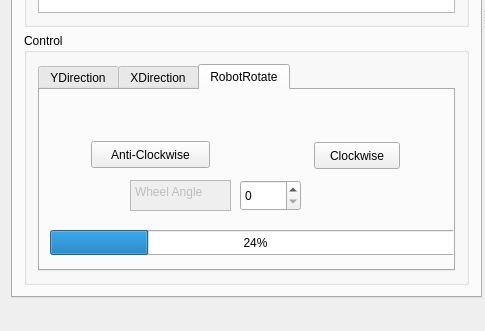
This is client/mainwindow.ui in CWRUbotix/NASA-RMC-2017 as Qt 5 draws it before an edit; both pictures show x 0 to 485 and y 291 to 622 of the 919 by 622 pixel window. The edited form follows.
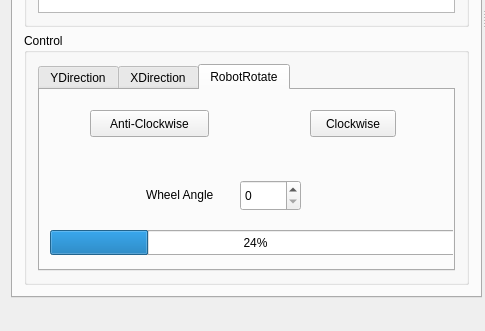
This is the edited form.

Commit message: button adjust

Diff of the .ui file:
```diff
--- a/client/mainwindow.ui
+++ b/client/mainwindow.ui
@@ -155,8 +155,8 @@
                    <widget class="QLabel" name="label">
                     <property name="geometry">
                      <rect>
-                      <x>76</x>
-                      <y>80</y>
+                      <x>70</x>
+                      <y>50</y>
                       <width>81</width>
                       <height>31</height>
                      </rect>
@@ -181,8 +181,8 @@
                    <widget class="QPushButton" name="Rotate_Clockwise">
                     <property name="geometry">
                      <rect>
-                      <x>274</x>
-                      <y>52</y>
+                      <x>270</x>
+                      <y>20</y>
                       <width>86</width>
                       <height>27</height>
                      </rect>
@@ -194,8 +194,8 @@
                    <widget class="QPushButton" name="Rotate_AntiClockwise">
                     <property name="geometry">
                      <rect>
-                      <x>51</x>
-                      <y>51</y>
+                      <x>50</x>
+                      <y>20</y>
                       <width>119</width>
                       <height>27</height>
                      </rect>
@@ -204,31 +204,6 @@
                      <string>Anti-Clockwise</string>
                     </property>
                    </widget>
-                   <widget class="QPlainTextEdit" name="plainTextEdit_4">
-                    <property name="enabled">
-                     <bool>false</bool>
-                    </property>
-                    <property name="geometry">
-                     <rect>
-                      <x>90</x>
-                      <y>90</y>
-                      <width>101</width>
-                      <height>31</height>
-                     </rect>
-                    </property>
-                    <property name="frameShadow">
-                     <enum>QFrame::Plain</enum>
-                    </property>
-                    <property name="lineWidth">
-                     <number>0</number>
-                    </property>
-                    <property name="lineWrapMode">
-                     <enum>QPlainTextEdit::NoWrap</enum>
-                    </property>
-                    <property name="plainText">
-                     <string>Wheel Angle</string>
-                    </property>
-                   </widget>
                    <widget class="QSpinBox" name="spinBox_setWheelAngle">
                     <property name="geometry">
                      <rect>
@@ -242,6 +217,32 @@
                      <number>180</number>
                     </property>
                    </widget>
+                   <widget class="QLabel" name="label_3">
+                    <property name="geometry">
+                     <rect>
+                      <x>106</x>
+                      <y>94</y>
+                      <width>91</width>
+                      <height>21</height>
+                     </rect>
+                    </property>
+                    <property name="text">
+                     <string>Wheel Angle</string>
+                    </property>
+                   </widget>
+                   <widget class="QLabel" name="label_4">
+                    <property name="geometry">
+                     <rect>
+                      <x>270</x>
+                      <y>50</y>
+                      <width>81</width>
+                      <height>31</height>
+                     </rect>
+                    </property>
+                    <property name="text">
+                     <string/>
+                    </property>
+                   </widget>
                   </widget>
                  </widget>
                 </item>
```
The commit also changes 1 other file.
